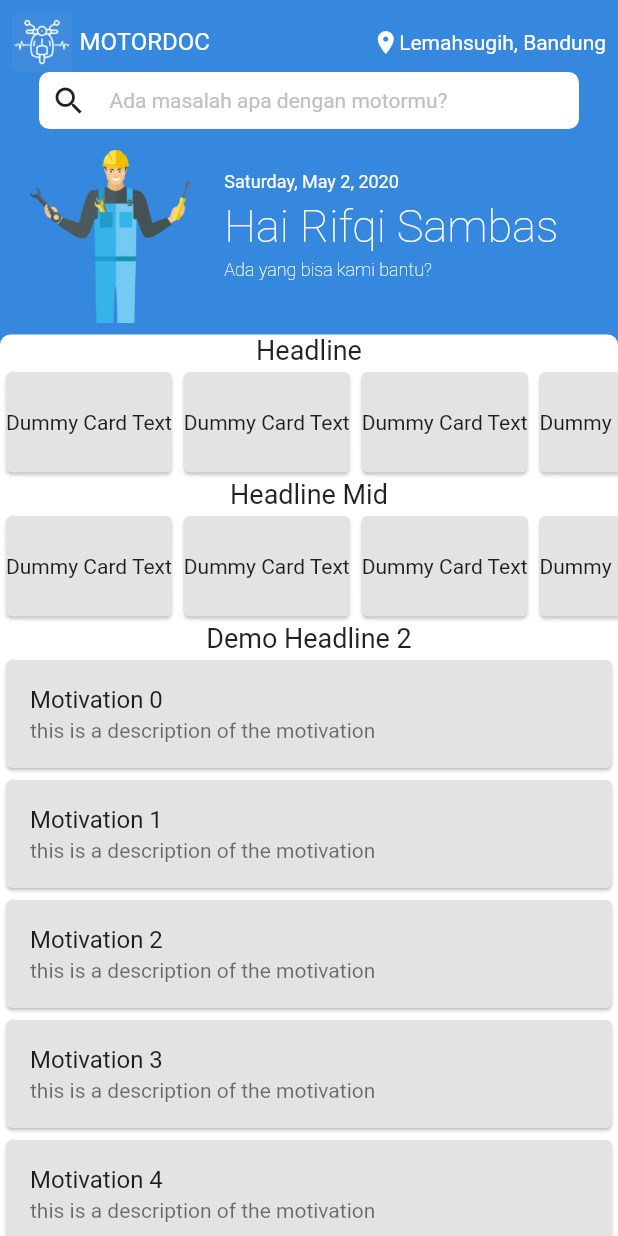
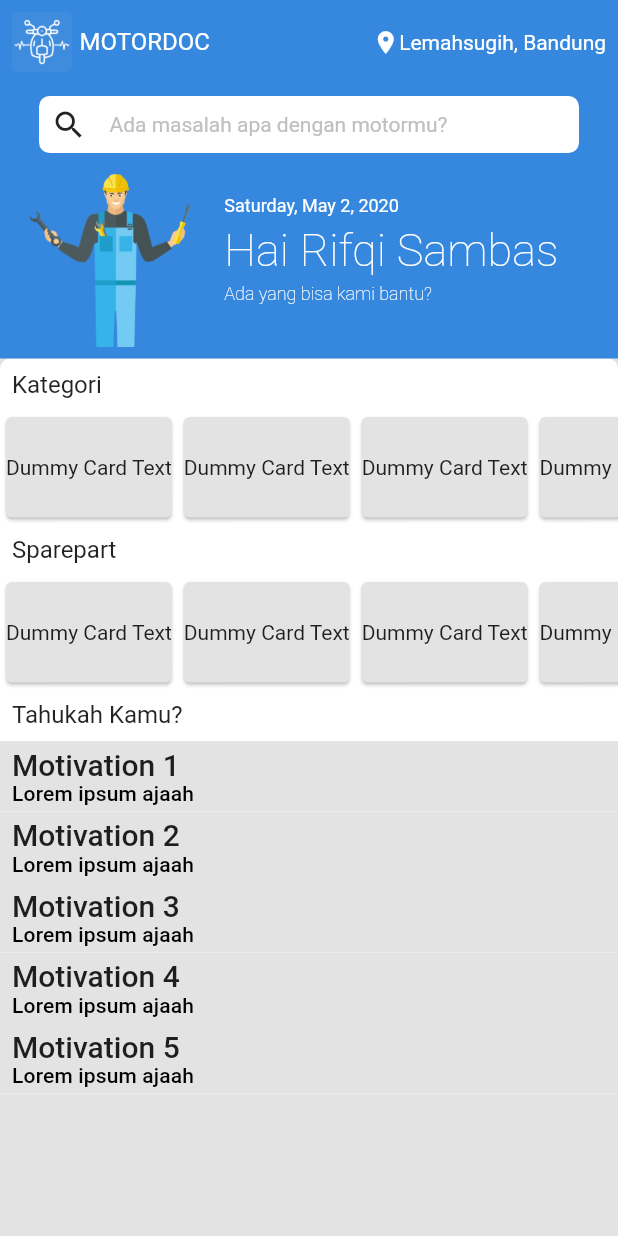
Before and after one commit to agungsatrioo/motordoc, a Flutter app: the HomePage screen opened directly, on a phone screen of 412 x 824 dp. Run offline on Flutter 3.47's test engine with Material 2 defaults, Android fonts, the phone set to English and light mode, and no system bars; our stand-ins replace sqflite; accounts and stored records are empty.

Commit message:
revise home layout

```diff
--- a/lib/src/ui/pages/home/home.dart
+++ b/lib/src/ui/pages/home/home.dart
@@ -7,30 +7,39 @@ import 'package:motordoc/src/ui/widgets/widget_location.dart';
 import 'package:motordoc/src/utils/util_theme.dart';
 
 class HomePage extends StatefulWidget{
-  @override createState() => _MyHomePage();
+  @override createState() => _HomePageState();
 }
 
-class _MyHomePage extends State<HomePage>{
+class _HomePageState extends State<HomePage> {
   @override
   Widget build(BuildContext context) {
     return Scaffold(
-      backgroundColor: primary_logo,
-      resizeToAvoidBottomInset: false,
-      body: SafeArea(
-        child: Container(
-          child: Column(
-          children: <Widget>[
-            Container(
-              padding: EdgeInsets.all(8.0),
-              child: Column(
-                children: <Widget>[
-                  Row(
+      body: CustomScrollView(
+        slivers: <Widget> [
+          SliverAppBar(
+            automaticallyImplyLeading: false,
+            elevation: 0.0,
+            pinned: true,
+            flexibleSpace: SafeArea(
+              child:Container(
+                padding: EdgeInsets.only(top:8.0, left:8.0, right:8.0),
+                child: Row(
                       mainAxisAlignment: MainAxisAlignment.spaceBetween,
                       children: <Widget>[
                         MotordocLogo(),
                         WidgetLocation()
                       ],
                     ),
+              ),
+            )
+          ),
+          SliverToBoxAdapter(
+            child: Container(
+              color: primary_logo,
+              child: Container(
+              padding: EdgeInsets.all(8.0),
+              child: Column(
+              children: <Widget>[
                 Container(
                       decoration: BoxDecoration(
                         borderRadius: new BorderRadius.circular(7.0),
@@ -99,11 +108,11 @@ class _MyHomePage extends State<HomePage>{
                       ),
               ],
               ),
+            )
             ),
-            Expanded(
+          ),
+          SliverToBoxAdapter(
             child: Container(
-                  width: double.infinity,
-                  height: double.infinity,
               decoration: BoxDecoration(
                 color: Colors.white,
                 borderRadius: new BorderRadius.only(
@@ -111,11 +120,11 @@ class _MyHomePage extends State<HomePage>{
                     topRight: const Radius.circular(7.0))
               ),
               child: Column(
-                    mainAxisSize: MainAxisSize.min,
+                crossAxisAlignment: CrossAxisAlignment.start,
                 children: <Widget>[
-                      Text(
-                        'Headline',
-                        style: TextStyle(fontSize: 18),
+                  Padding(
+                    padding: const EdgeInsets.all(8.0),
+                    child: Text("Kategori", style: Theme.of(context).textTheme.subhead),
                   ),
                   Container(
                         height: 75,
@@ -128,9 +137,9 @@ class _MyHomePage extends State<HomePage>{
                           ),
                         ),
                       ),
-                      Text(
-                        'Headline Mid',
-                        style: TextStyle(fontSize: 18),
+                   Padding(
+                    padding: const EdgeInsets.all(8.0),
+                    child: Text("Sparepart", style: Theme.of(context).textTheme.subhead),
                   ),
                   Container(
                         height: 75,
@@ -143,30 +152,39 @@ class _MyHomePage extends State<HomePage>{
                           ),
                         ),
                       ),
-                      Text(
-                        'Demo Headline 2',
-                        style: TextStyle(fontSize: 18),
+                  Padding(
+                    padding: const EdgeInsets.all(8.0),
+                    child: Text("Tahukah Kamu?", style: Theme.of(context).textTheme.subhead),
                   ),
-                      Expanded(
-                        child: ListView.builder(
+                  ListView.builder(
+                    padding: EdgeInsets.zero,
+                    physics: NeverScrollableScrollPhysics(),
                       shrinkWrap: true,
-                          itemBuilder: (ctx,int){
-                            return Card(
-                              child: ListTile(
-                                title: Text('Motivation $int'),
-                                subtitle: Text('this is a description of the motivation')),
+                      itemCount: 5,
+                      itemBuilder: (ctx,int) {
+                        return Material(
+                          child: InkWell(
+                            child: Container(
+                            padding: EdgeInsets.symmetric(horizontal:8.0, vertical:4.0),
+                            child: Column(
+                              crossAxisAlignment: CrossAxisAlignment.start,
+                              children: <Widget>[
+                                Text("Motivation ${int+1}", style: Theme.of(context).textTheme.title,),
+                                Text("Lorem ipsum ajaah", style: Theme.of(context).textTheme.subtitle,)
+                              ]
+                            ),
+                          ),
+                          onTap: () => {}
+                          ),
                         );
                       },
                       ),
-                      ),
                 ],
-                  ),
-                ),
-              ),
-          ],
+              )
             ),
           )
-      )
+        ]
+      ),
     );
   }
 }
```
Also changed, not shown: lib/src/ui/widgets/widget_header.dart (added, +58 -0 lines). Lines whose indentation alone changed are shown as unchanged.
